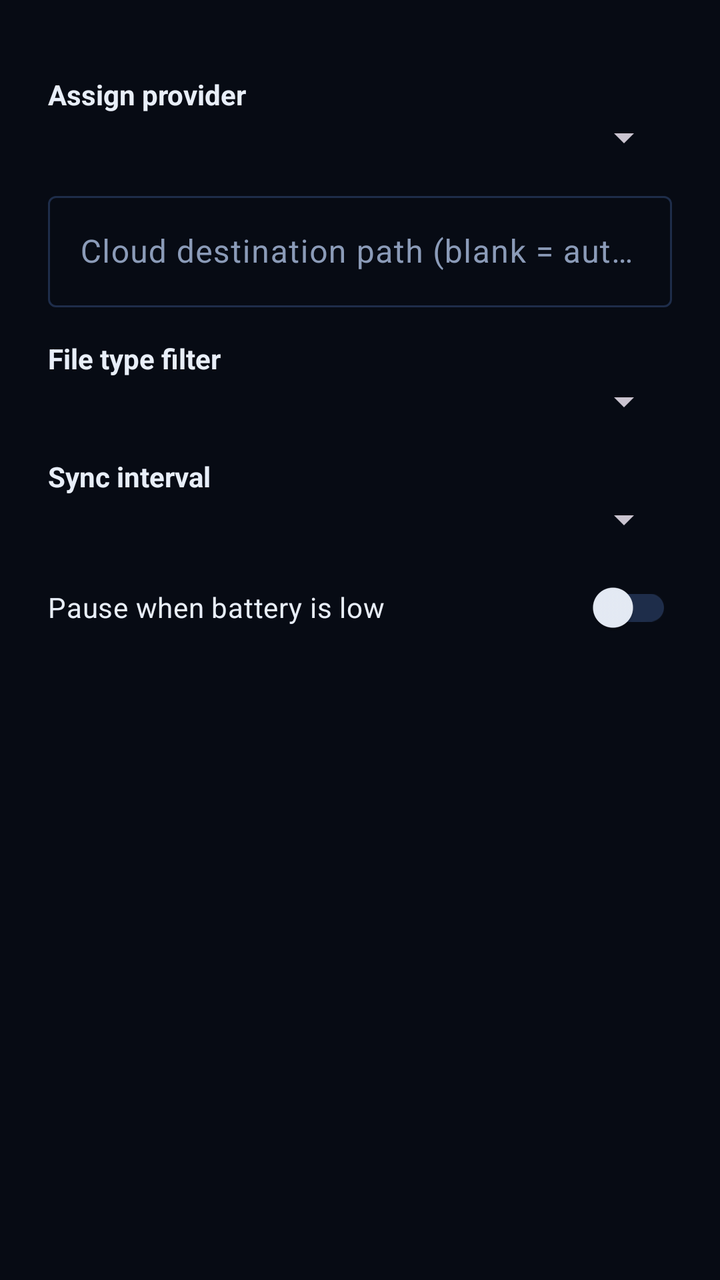
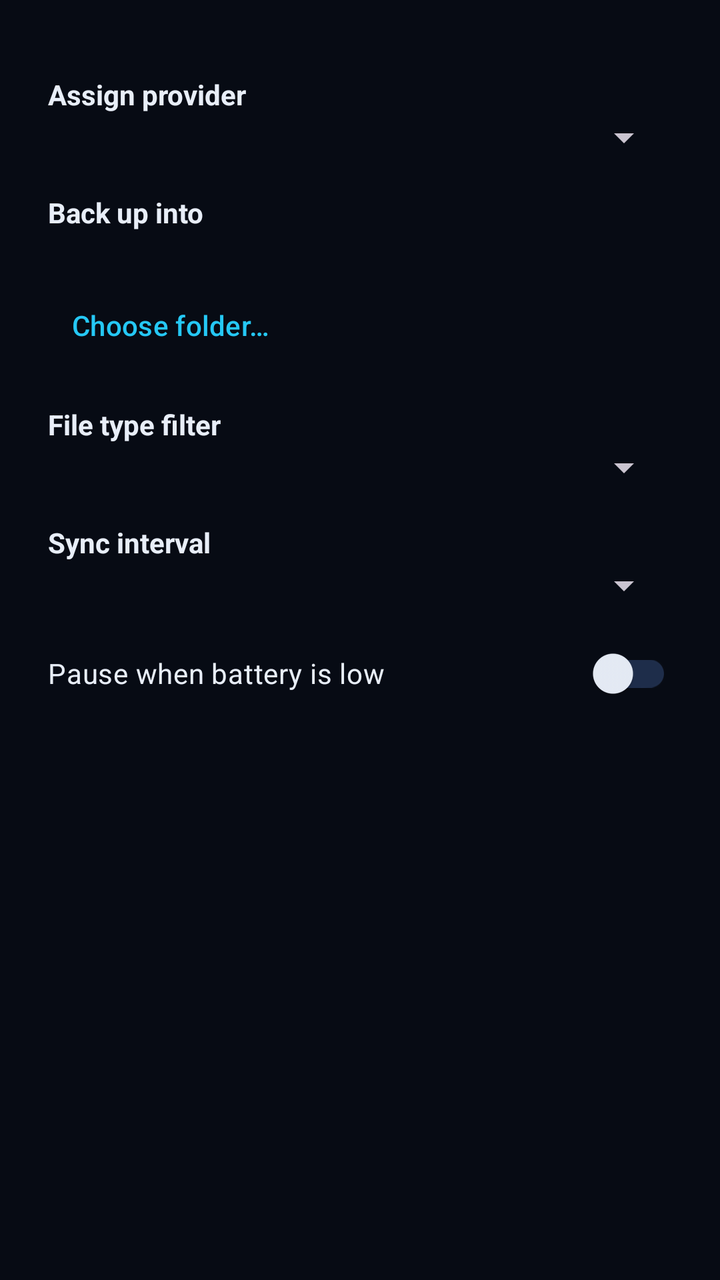

Before-and-after screenshots of an Android layout around one commit, followed by the original layout XML and the change that was made.
<!-- AndroidManifest.xml: application theme Theme.SvnSpace -->
<!-- res/layout/dialog_folder_settings.xml -->
<?xml version="1.0" encoding="utf-8"?>
<ScrollView xmlns:android="http://schemas.android.com/apk/res/android"
    android:layout_width="match_parent"
    android:layout_height="wrap_content">

    <LinearLayout
        android:layout_width="match_parent"
        android:layout_height="wrap_content"
        android:orientation="vertical"
        android:paddingStart="24dp"
        android:paddingEnd="24dp"
        android:paddingTop="8dp">

        <TextView
            android:id="@+id/txt_folder_path"
            android:layout_width="match_parent"
            android:layout_height="wrap_content"
            android:textSize="13sp"
            android:alpha="0.7"
            android:textColor="?attr/colorOnSurface"
            android:paddingBottom="12dp" />

        <TextView
            android:layout_width="match_parent"
            android:layout_height="wrap_content"
            android:text="Assign provider"
            android:textStyle="bold"
            android:textColor="?attr/colorOnSurface" />

        <Spinner
            android:id="@+id/spinner_connection"
            android:layout_width="match_parent"
            android:layout_height="wrap_content"
            android:layout_marginBottom="4dp" />

        <TextView
            android:id="@+id/txt_no_connections"
            android:layout_width="match_parent"
            android:layout_height="wrap_content"
            android:text="No cloud connections yet. Add one in Settings → Add connection, then come back here."
            android:textColor="?attr/colorOnSurface"
            android:alpha="0.8"
            android:visibility="gone"
            android:paddingBottom="8dp" />

        <com.google.android.material.textfield.TextInputLayout
            android:layout_width="match_parent"
            android:layout_height="wrap_content"
            android:layout_marginTop="8dp"
            android:hint="Cloud destination path (blank = automatic)">
            <com.google.android.material.textfield.TextInputEditText
                android:id="@+id/edit_remote_path"
                android:layout_width="match_parent"
                android:layout_height="wrap_content"
                android:inputType="textUri" />
        </com.google.android.material.textfield.TextInputLayout>

        <TextView
            android:layout_width="match_parent"
            android:layout_height="wrap_content"
            android:layout_marginTop="16dp"
            android:text="File type filter"
            android:textStyle="bold"
            android:textColor="?attr/colorOnSurface" />

        <Spinner
            android:id="@+id/spinner_filter"
            android:layout_width="match_parent"
            android:layout_height="wrap_content" />

        <com.google.android.material.textfield.TextInputLayout
            android:id="@+id/layout_extensions"
            android:layout_width="match_parent"
            android:layout_height="wrap_content"
            android:layout_marginTop="8dp"
            android:hint="Extensions, comma separated (e.g. pdf, zip, apk)"
            android:visibility="gone">
            <com.google.android.material.textfield.TextInputEditText
                android:id="@+id/edit_extensions"
                android:layout_width="match_parent"
                android:layout_height="wrap_content"
                android:inputType="text" />
        </com.google.android.material.textfield.TextInputLayout>

        <TextView
            android:layout_width="match_parent"
            android:layout_height="wrap_content"
            android:layout_marginTop="16dp"
            android:text="Sync interval"
            android:textStyle="bold"
            android:textColor="?attr/colorOnSurface" />

        <Spinner
            android:id="@+id/spinner_interval"
            android:layout_width="match_parent"
            android:layout_height="wrap_content" />

        <com.google.android.material.switchmaterial.SwitchMaterial
            android:id="@+id/switch_low_battery"
            android:layout_width="match_parent"
            android:layout_height="wrap_content"
            android:layout_marginTop="8dp"
            android:layout_marginBottom="8dp"
            android:text="Pause when battery is low"
            android:textColor="?attr/colorOnSurface" />

    </LinearLayout>
</ScrollView>
<!-- resources referenced by this layout -->
<resources>
  <style name="Theme.SvnSpace" parent="Theme.Material3.Dark.NoActionBar">
          <item name="colorPrimary">@color/svn_cyan</item>
          <item name="colorOnPrimary">@color/void_black</item>
          <item name="colorPrimaryContainer">@color/svn_card_elevated</item>
          <item name="colorOnPrimaryContainer">@color/svn_text</item>
          <item name="colorSecondary">@color/svn_purple</item>
          <item name="colorOnSecondary">@color/white</item>
          <item name="colorSurface">@color/svn_surface</item>
          <item name="colorOnSurface">@color/svn_text</item>
          <item name="colorSurfaceVariant">@color/svn_card</item>
          <item name="colorOnSurfaceVariant">@color/svn_text_secondary</item>
          <item name="colorOutline">@color/svn_stroke</item>
          <item name="android:colorBackground">@color/svn_bg</item>
          <item name="colorOnBackground">@color/svn_text</item>
          <item name="android:statusBarColor">@color/svn_bg</item>
          <item name="android:navigationBarColor">@color/svn_bg</item>
          <item name="android:windowBackground">@color/svn_bg</item>
          <item name="android:windowLightStatusBar">false</item>
      </style>
  <color name="svn_cyan">#25C8F5</color>
  <color name="void_black">#070B14</color>
  <color name="svn_card_elevated">#182440</color>
  <color name="svn_text">#E8EEF8</color>
  <color name="svn_purple">#7B5CFF</color>
  <color name="white">#FFFFFFFF</color>
  <color name="svn_surface">#0D1526</color>
  <color name="svn_card">#121C31</color>
  <color name="svn_text_secondary">#8B9BB8</color>
  <color name="svn_stroke">#1E2D4A</color>
  <color name="svn_bg">#070B14</color>
</resources>

<!-- the commit's change to res/layout/dialog_folder_settings.xml (unified diff, before → after) -->
@@ -43,17 +43,42 @@
             android:visibility="gone"
             android:paddingBottom="8dp" />
 
-        <com.google.android.material.textfield.TextInputLayout
+        <TextView
             android:layout_width="match_parent"
             android:layout_height="wrap_content"
-            android:layout_marginTop="8dp"
-            android:hint="Cloud destination path (blank = automatic)">
-            <com.google.android.material.textfield.TextInputEditText
-                android:id="@+id/edit_remote_path"
-                android:layout_width="match_parent"
+            android:layout_marginTop="12dp"
+            android:text="Back up into"
+            android:textStyle="bold"
+            android:textColor="?attr/colorOnSurface" />
+
+        <TextView
+            android:id="@+id/txt_remote_path"
+            android:layout_width="match_parent"
+            android:layout_height="wrap_content"
+            android:paddingTop="4dp"
+            android:textColor="?attr/colorOnSurface"
+            android:alpha="0.85" />
+
+        <LinearLayout
+            android:layout_width="match_parent"
+            android:layout_height="wrap_content"
+            android:orientation="horizontal">
+
+            <Button
+                android:id="@+id/btn_pick_remote"
+                style="?attr/borderlessButtonStyle"
+                android:layout_width="wrap_content"
                 android:layout_height="wrap_content"
-                android:inputType="textUri" />
-        </com.google.android.material.textfield.TextInputLayout>
+                android:text="Choose folder…" />
+
+            <Button
+                android:id="@+id/btn_auto_remote"
+                style="?attr/borderlessButtonStyle"
+                android:layout_width="wrap_content"
+                android:layout_height="wrap_content"
+                android:text="Use automatic"
+                android:visibility="gone" />
+        </LinearLayout>
 
         <TextView
             android:layout_width="match_parent"
